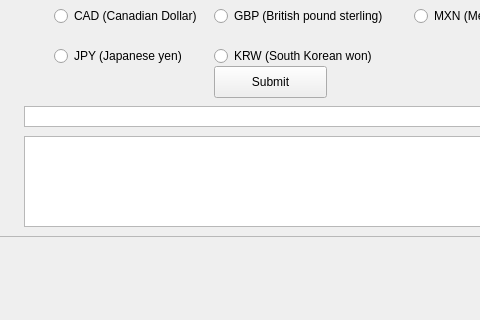
First picture: the form in gui.ui, repository SarahNakamura/CIST1620_FinalProject_2, before the edit; both pictures show x 96 to 576 and y 524 to 844 of the 896 by 844 pixel window.
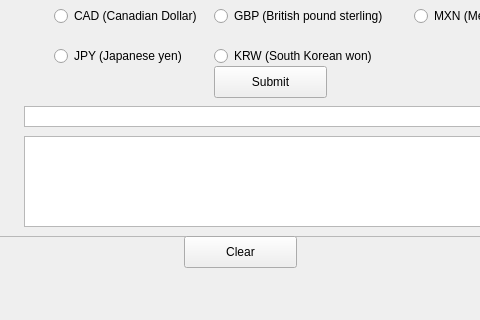
Second picture: the form after the edit.

What changed in the file:
```diff
--- a/gui.ui
+++ b/gui.ui
@@ -419,6 +419,19 @@
      </property>
     </widget>
    </widget>
+   <widget class="QPushButton" name="button_clear">
+    <property name="geometry">
+     <rect>
+      <x>280</x>
+      <y>760</y>
+      <width>113</width>
+      <height>32</height>
+     </rect>
+    </property>
+    <property name="text">
+     <string>Clear</string>
+    </property>
+   </widget>
   </widget>
   <widget class="QMenuBar" name="menubar">
    <property name="geometry">
```
Left out of the diff: 3 changed lines with no effect on the pictures.
